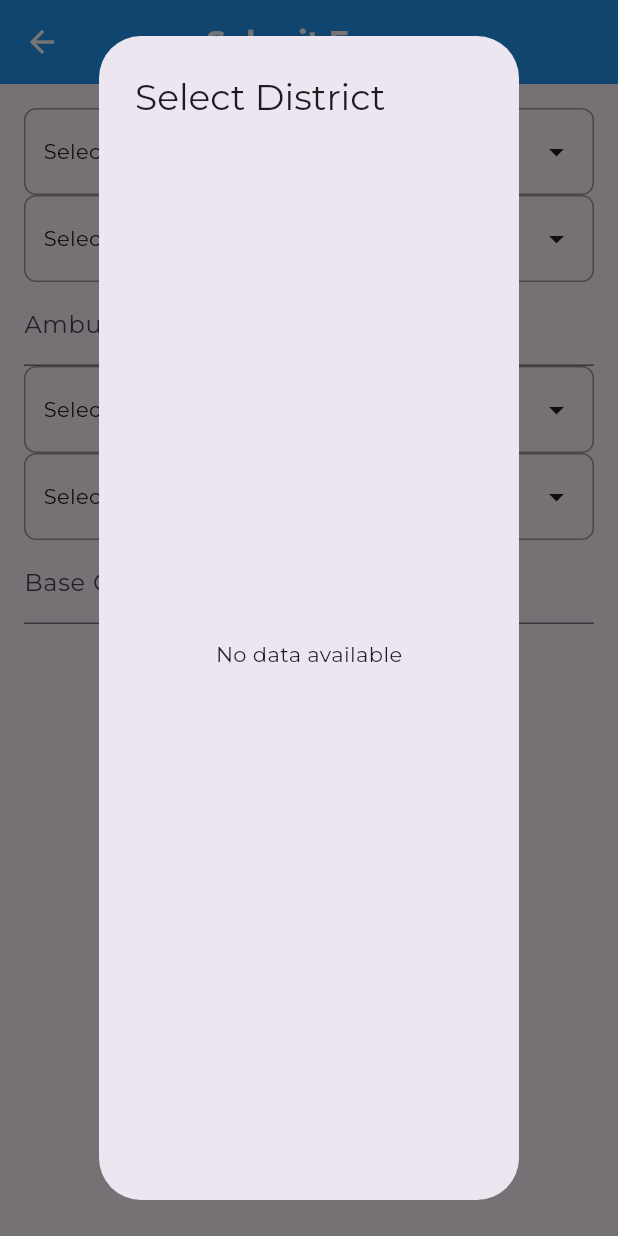
After one commit to sandeeprahul/vas, a Flutter app: the MyFormScreen screen opened by its route, after a tap on "Select District", on a phone screen of 412 x 824 dp. The commit adds this screen. Run offline on Flutter 3.47's test engine with Material 3 defaults, Android fonts, the phone set to English and light mode, and no system bars; our stand-ins replace get, google_fonts, percent_indicator, shared_preferences; accounts and stored records are empty; network calls fail.

Commit message:
trip creation

```diff
--- a/lib/controllers/login_controller.dart
+++ b/lib/controllers/login_controller.dart
@@ -44,8 +44,7 @@ class LoginController extends GetxController {
 
     } else {
       // Get.offAllNamed("/login");
-      Get.offAll(LoginScreen()); // Auto-login if token exists
-
+      Get.offAll(const LoginScreen()); // Auto-login if token exists
     }
   }
   Future<void> logoutUser() async {
--- /dev/null
+++ b/lib/controllers/trip_from_controller.dart
@@ -0,0 +1,92 @@
+import 'package:flutter/material.dart';
+import 'package:get/get.dart';
+import '../shared_pref_helper.dart';
+
+class FormController extends GetxController {
+  // Loading state
+  final RxBool isLoading = false.obs;
+
+  // Selected values for dropdowns
+  final RxString selectedDistrict = 'Select District'.obs;
+  final RxString selectedDistrictId = ''.obs; // ✅ Stores districtId for submission
+
+  final RxString selectedBlock = 'Select Block'.obs;
+  final RxString selectedBlockId = ''.obs; // ✅ Stores districtId for submission
+
+  final RxString selectedDoctor = 'Select Doctor'.obs;
+  final RxString selectedDoctorId = ''.obs; // ✅ Stores districtId for submission
+
+  final RxString selectedDriver = 'Select Driver'.obs;
+  final RxString selectedDriverId = ''.obs;
+
+  // Input controllers
+  final TextEditingController ambulanceController = TextEditingController();
+  final TextEditingController baseOdometerController = TextEditingController();
+
+  // Data lists
+  final RxList<dynamic> districts = <dynamic>[].obs;
+  final RxList<dynamic> blocks = <dynamic>[].obs;
+  final RxList<dynamic> doctors = <dynamic>[].obs;
+  final RxList<dynamic> drivers = <dynamic>[].obs;
+
+  @override
+  void onInit() {
+    super.onInit();
+    loadLastSyncedData();
+  }
+
+  /// Loads last synced API data from SharedPreferences
+  Future<void> loadLastSyncedData() async {
+    isLoading.value = true;
+    try {
+      // Load districts
+      var districtData = await SharedPrefHelper.getApiData('/GetDistricts');
+      districts.value = (districtData is List) ? districtData : [];
+
+      // Load blocks
+      var blockData = await SharedPrefHelper.getApiData('/GetBlocks');
+      blocks.value = (blockData is List) ? blockData : [];
+
+      // Load doctors
+      var doctorData = await SharedPrefHelper.getApiData('/GetDoctors');
+      doctors.value = (doctorData is List && doctorData.isNotEmpty && doctorData[0] is Map<String, dynamic>)
+          ? doctorData[0]['doctorData'] ?? []
+          : [];
+
+      // Load drivers
+      var driverData = await SharedPrefHelper.getApiData('/GetDrivers');
+      drivers.value = (driverData is List && driverData.isNotEmpty && driverData[0] is Map<String, dynamic>)
+          ? driverData[0]['driverData'] ?? []
+          : [];
+
+    } catch (e) {
+      print("Error loading last synced data: $e");
+    } finally {
+      isLoading.value = false;
+    }
+  }
+
+  /// Submits form data to the backend
+  void submitForm() {
+    final Map<String, dynamic> formData = {
+      "depT_ID": 0,
+      "user_ID": 0,
+      "driver_ID": selectedDriver.value,
+      "doctor_ID": selectedDoctor.value,
+      "zone_ID": 0,
+      "block_ID": selectedBlock.value,
+      "location_ID": 0,
+      "address": "string",
+      "vehicle_ID": ambulanceController.text,
+      "base_KM": baseOdometerController.text,
+      "latitude": 0,
+      "longitude": 0,
+      "device_Regn_ID": "string",
+      "imeI_Number": "string",
+      "os_Version": "string"
+    };
+
+    print("Submitting Form Data: $formData");
+    // TODO: Implement API POST request here
+  }
+}
--- /dev/null
+++ b/lib/data/Doctor.dart
@@ -0,0 +1,41 @@
+
+
+class Doctor {
+  List<DoctorDatum> doctorData;
+
+  Doctor({
+    required this.doctorData,
+  });
+
+  factory Doctor.fromJson(Map<String, dynamic> json) => Doctor(
+    doctorData: List<DoctorDatum>.from(json["doctorData"].map((x) => DoctorDatum.fromJson(x))),
+  );
+
+  Map<String, dynamic> toJson() => {
+    "doctorData": List<dynamic>.from(doctorData.map((x) => x.toJson())),
+  };
+}
+
+class DoctorDatum {
+  int doctorId;
+  String doctorName;
+  String contactNo;
+
+  DoctorDatum({
+    required this.doctorId,
+    required this.doctorName,
+    required this.contactNo,
+  });
+
+  factory DoctorDatum.fromJson(Map<String, dynamic> json) => DoctorDatum(
+    doctorId: json["doctor_ID"],
+    doctorName: json["doctor_Name"],
+    contactNo: json["contact_No"],
+  );
+
+  Map<String, dynamic> toJson() => {
+    "doctor_ID": doctorId,
+    "doctor_Name": doctorName,
+    "contact_No": contactNo,
+  };
+}
--- a/lib/main.dart
+++ b/lib/main.dart
@@ -2,6 +2,8 @@
 import 'package:flutter/material.dart';
 import 'package:flutter/services.dart';
 import 'package:get/get.dart';
+import 'package:vas/screens/MyFormScreen.dart';
+import 'package:vas/screens/form_temp.dart';
 import 'package:vas/screens/splash_screen.dart';
 import 'package:vas/theme.dart';
 
@@ -40,9 +42,10 @@ class MyApp extends StatelessWidget {
       themeMode: themeController.theme,
       home:  SplashScreen(),
       routes: {
-        '/manage_trip': (context) => ManageTripScreen(), // Define route
+        // '/manage_trip': (context) => ManageTripScreen(), // Define route
+        '/manage_trip': (context) => MyFormScreen(), // Define route
         '/case_registration_new': (context) => CaseRegistrationNewScreen(), // Define route
-        '/master_data_screen': (context) =>  MasterDataScreen(), // Define route
+        '/master_data_screen': (context) =>  const MasterDataScreen(fromLogin: false,), // Define route
       },
     ));
   }
--- /dev/null
+++ b/lib/screens/MyFormScreen.dart
@@ -0,0 +1,134 @@
+import 'package:flutter/material.dart';
+import 'package:get/get.dart';
+import 'package:vas/controllers/DriversController.dart';
+import 'package:vas/controllers/blocks_controller.dart';
+import 'package:vas/controllers/districts_controller.dart';
+import 'package:vas/controllers/doctors_controller.dart';
+
+import '../controllers/trip_from_controller.dart';
+
+class MyFormScreen extends StatelessWidget {
+  final FormController controller = Get.put(FormController());
+
+  @override
+  Widget build(BuildContext context) {
+    return Scaffold(
+      appBar: AppBar(
+        title: const Text("Submit Form"), backgroundColor: Colors.blue,
+      ),
+      body: Padding(
+        padding: const EdgeInsets.all(16.0),
+        child: Column(
+          children: [
+
+            _buildDropdownField("District", controller.selectedDistrict,
+                controller.selectedDistrictId,
+                controller.districts, "districtId", "districtName"),
+
+            _buildDropdownField(
+                "Block", controller.selectedBlock,controller.selectedBlockId, controller.blocks, "blockId",
+                "blockName"),
+            _buildTextField("Ambulance Number", controller.ambulanceController),
+            _buildDropdownField(
+                "Doctor", controller.selectedDoctor, controller.selectedDoctorId,controller.doctors,
+                "doctor_ID", "doctor_Name"),
+            _buildDropdownField(
+                "Driver", controller.selectedDriver, controller.selectedDriverId,controller.drivers,
+                "driver_ID", "driver_Name"),
+            // _buildDropdownField("Doctor", controller.selectedDoctor, doctorController.doctors.values.toList().obs, "doctorId", "doctorName"),
+            // _buildDropdownField("Driver", controller.selectedDriver, driverController.drivers.values.toList().obs, "driverId", "driverName"),
+            _buildTextField("Base Odometer", controller.baseOdometerController),
+            const SizedBox(height: 20),
+            Obx(() =>
+                ElevatedButton(
+                  onPressed: controller.isLoading.value ? null : controller
+                      .submitForm,
+                  style: ElevatedButton.styleFrom(
+                      padding: const EdgeInsets.symmetric(vertical: 14),
+                      textStyle: const TextStyle(fontSize: 16)),
+                  child: controller.isLoading.value
+                      ? const CircularProgressIndicator(color: Colors.white)
+                      : const Text("Submit"),
+                )),
+          ],
+        ),
+      ),
+    );
+  }
+
+  Widget _buildDropdownField(
+      String title,
+      RxString selectedValue, // Stores valueField (UI)
+      RxString selectedKey,   // Stores keyField (Submission)
+      List<dynamic> dataList,
+      String keyField,
+      String valueField) {
+    return Obx(() => GestureDetector(
+      onTap: () {
+        _showSelectionDialog(title, selectedValue, selectedKey, dataList, keyField, valueField);
+      },
+      child: Container(
+        padding: const EdgeInsets.symmetric(horizontal: 12, vertical: 16),
+        decoration: BoxDecoration(
+          border: Border.all(color: Colors.grey),
+          borderRadius: BorderRadius.circular(8),
+        ),
+        child: Row(
+          mainAxisAlignment: MainAxisAlignment.spaceBetween,
+          children: [
+            Text(
+              selectedValue.value,
+              style: TextStyle(color: selectedValue.value == title ? Colors.grey : Colors.black),
+            ),
+            const Icon(Icons.arrow_drop_down),
+          ],
+        ),
+      ),
+    ));
+  }
+
+
+  void _showSelectionDialog(
+      String title,
+      RxString selectedValue,
+      RxString selectedKey, // ✅ Stores keyField (Submission)
+      List<dynamic> dataList,
+      String keyField,
+      String valueField) {
+    Get.dialog(
+      AlertDialog(
+        title: Text("Select $title"),
+        content: dataList.isNotEmpty
+            ? SizedBox(
+          height: 300, // ✅ Define height to avoid intrinsic dimensions issue
+          width: double.maxFinite, // ✅ Ensures it takes full width
+          child: SingleChildScrollView( // ✅ Wrap with SingleChildScrollView
+            child: Column(
+              mainAxisSize: MainAxisSize.min,
+              children: dataList.map((item) {
+                return ListTile(
+                  title: Text(item[valueField] ?? "Unknown"),
+                  onTap: () {
+                    selectedValue.value = item[valueField]?.toString() ?? ""; // ✅ Display valueField
+                    selectedKey.value = item[keyField]?.toString() ?? ""; // ✅ Store keyField
+                    Get.back();
+                  },
+                );
+              }).toList(),
+            ),
+          ),
+        )
+            : const Center(child: Text("No data available")),
+      ),
+    );
+  }
+
+
+  Widget _buildTextField(String label, TextEditingController controller) {
+    return TextField(
+      controller: controller,
+      decoration: InputDecoration(labelText: label),
+      keyboardType: TextInputType.number,
+    );
+  }
+}
--- a/lib/screens/splash_screen.dart
+++ b/lib/screens/splash_screen.dart
@@ -9,7 +9,7 @@ class SplashScreen extends StatelessWidget {
     final LoginController loginController = Get.put(LoginController());
 
     // Check login status after 2 seconds
-    Future.delayed(Duration(seconds: 2), () {
+    Future.delayed(const Duration(seconds: 2), () {
       loginController.checkLoginStatus();
     });
 
--- a/lib/theme.dart
+++ b/lib/theme.dart
@@ -6,12 +6,35 @@ class AppThemes {
     brightness: Brightness.light,
     primarySwatch: Colors.blue,
       textTheme: GoogleFonts.montserratTextTheme(), // Apply Montserrat globally
+    appBarTheme:  AppBarTheme(
+      centerTitle: true,
+      backgroundColor: Colors.blue,  // ✅ Set AppBar background color
+      titleTextStyle: GoogleFonts.montserrat(
+        color: Colors.white,  // ✅ Set AppBar title color
+        fontSize: 20,
+        fontWeight: FontWeight.bold,
+      ),
+      iconTheme: const IconThemeData(
+        color: Colors.white,  // ✅ Set AppBar icon color
+      ),
+    )
   );
 
   static final dark = ThemeData(
     brightness: Brightness.dark,
     primarySwatch: Colors.blue,
     textTheme: GoogleFonts.montserratTextTheme(), // Apply Montserrat globally
+      appBarTheme:  AppBarTheme(
+        backgroundColor: Colors.blue,  // ✅ Set AppBar background color
+        titleTextStyle: GoogleFonts.montserrat(
+          color: Colors.white,  // ✅ Set AppBar title color
+          fontSize: 20,
 
+          fontWeight: FontWeight.bold,
+        ),
+        iconTheme: const IconThemeData(
+          color: Colors.white,  // ✅ Set AppBar icon color
+        ),
+      )
   );
 }
```
Also changed, not shown: lib/controllers/blocks_controller.dart (+41 -9 lines), lib/controllers/districts_controller.dart (added, +80 -0 lines), lib/controllers/doctors_controller.dart (added, +82 -0 lines), lib/data/Districts.dart (added, +19 -0 lines), lib/screens/form_temp.dart (added, +75 -0 lines), lib/screens/login_screen.dart (+12 -1 lines), lib/screens/master_data_screen.dart (+19 -4 lines).
